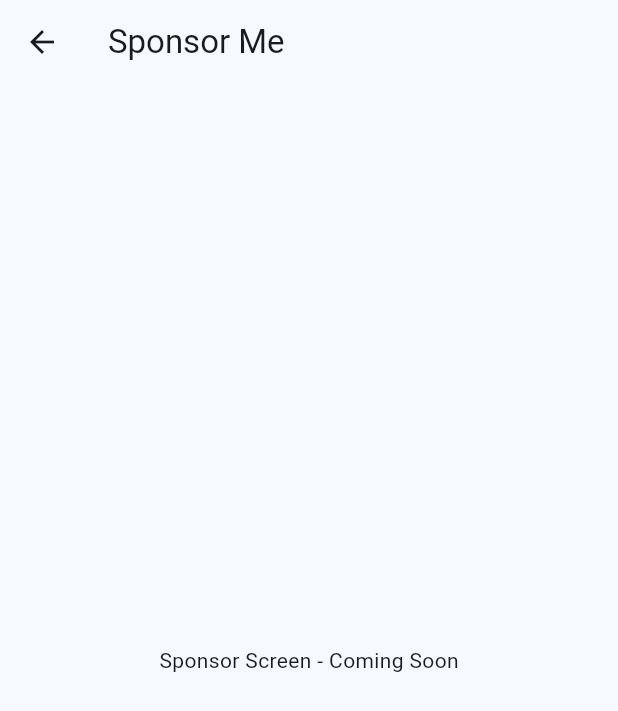
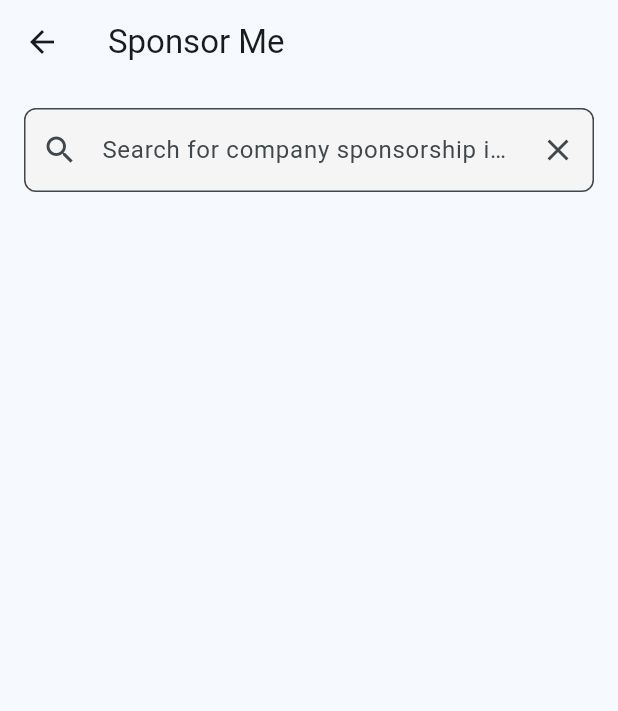
Before and after one commit to SuicaLondon/suica-no-toy-box-flutter, a Flutter app: the SponsorScreen screen opened by its route, on a phone screen of 412 x 824 dp. Shown: the top 711 px of the screen. Run offline on Flutter 3.47's test engine with Material 3 defaults, Android fonts, the light colour scheme and no system bars; drawn by our look-alikes of flutter_form_builder; our stand-ins replace dio, flutter_bloc, form_builder_validators, freezed_annotation, go_router; network calls fail.

Commit message:
feat: complete the UI of the sponsorship company list

```diff
--- a/lib/clients/api_client.dart
+++ b/lib/clients/api_client.dart
@@ -7,7 +7,7 @@ class ApiClient {
     Dio? dio,
   }) : _dio = dio ??
             Dio(BaseOptions(
-              baseUrl: apiUrl,
+              baseUrl: domain,
               connectTimeout: const Duration(seconds: 5),
               receiveTimeout: const Duration(seconds: 3),
             ));
--- /dev/null
+++ b/lib/clients/sponsor/sponsor_client.dart
@@ -0,0 +1,49 @@
+import 'package:dio/dio.dart';
+import 'package:suica_no_toy_box_flutter/clients/api_client.dart';
+import 'package:suica_no_toy_box_flutter/clients/sponsor/sponsor_response.dart';
+import 'package:suica_no_toy_box_flutter/constants/urls.dart';
+
+class SponsorClient extends ApiClient {
+  SponsorClient()
+      : super(
+          dio: Dio(BaseOptions(
+            baseUrl: domain,
+            responseType: ResponseType.json,
+            connectTimeout: const Duration(seconds: 5),
+            receiveTimeout: const Duration(seconds: 3),
+          )),
+        );
+
+  Future<List<Company>> searchCompanies(String companyName) async {
+    final queryParameters = {
+      'name': companyName,
+    };
+    try {
+      final response = await dio.get(
+        '/api/sponsorship',
+        queryParameters: queryParameters,
+      );
+
+      if (response.statusCode == 200) {
+        final data = SponsorResponse.fromJson(response.data);
+        return data.data;
+      } else {
+        throw Exception('Failed to search company ${response.statusCode}');
+      }
+    } catch (e) {
+      rethrow;
+    }
+  }
+
+  Future<CompanyDetail?> getCompanyDetails(String companyId) async {
+    try {
+      final response = await dio.get('/api/sponsorship/$companyId');
+      if (response.statusCode == 200) {
+        return CompanyDetailResponse.fromJson(response.data).data;
+      }
+    } catch (e) {
+      throw Exception('Error getting company details: $e');
+    }
+    return null;
+  }
+}
--- /dev/null
+++ b/lib/clients/sponsor/sponsor_response.dart
@@ -0,0 +1,61 @@
+import 'package:freezed_annotation/freezed_annotation.dart';
+
+part 'sponsor_response.freezed.dart';
+part 'sponsor_response.g.dart';
+
+// TODO: Move it to swagger
+@freezed
+class SponsorResponse with _$SponsorResponse {
+  const factory SponsorResponse({
+    required List<Company> data,
+  }) = _SponsorResponse;
+
+  factory SponsorResponse.fromJson(Map<String, dynamic> json) =>
+      _$SponsorResponseFromJson(json);
+}
+
+@freezed
+class CompanyDetailResponse with _$CompanyDetailResponse {
+  const factory CompanyDetailResponse({
+    required CompanyDetail data,
+  }) = _CompanyDetailResponse;
+
+  factory CompanyDetailResponse.fromJson(Map<String, dynamic> json) =>
+      _$CompanyDetailResponseFromJson(json);
+}
+
+@freezed
+class Company with _$Company {
+  const factory Company({
+    required String id,
+    required String name,
+    required String city,
+    required String county,
+    required String type,
+    required String rate,
+  }) = _Company;
+
+  factory Company.fromJson(Map<String, dynamic> json) =>
+      _$CompanyFromJson(json);
+}
+
+@freezed
+class CompanyDetail with _$CompanyDetail {
+  const factory CompanyDetail({
+    required String id,
+    required String name,
+    required String city,
+    required String county,
+    required String rate,
+    bool? hasUrl,
+    String? url,
+    required String description,
+    required String values,
+    required String businessModel,
+    required String createdAt,
+    required String updatedAt,
+  }) = _CompanyDetail;
+
+  factory CompanyDetail.fromJson(Map<String, dynamic> json) =>
+      _$CompanyDetailFromJson(json);
+}
--- a/lib/clients/translate/translate_client.dart
+++ b/lib/clients/translate/translate_client.dart
@@ -9,7 +9,7 @@ class TranslateClient extends ApiClient {
   TranslateClient()
       : super(
           dio: Dio(BaseOptions(
-            baseUrl: apiUrl,
+            baseUrl: domain,
             responseType: ResponseType.stream,
             connectTimeout: const Duration(seconds: 5),
             receiveTimeout: const Duration(seconds: 3),
@@ -23,7 +23,7 @@ class TranslateClient extends ApiClient {
   }) async {
     try {
       final response = await dio.post(
-        '/translate',
+        '/api/translate',
         data: TranslateRequest(
           sourceLang: sourceLang,
           sourceText: sourceText,
--- a/lib/constants/urls.dart
+++ b/lib/constants/urls.dart
@@ -1 +1 @@
-const String apiUrl = 'https://suica-no-toy-box.vercel.app/api';
+const String domain = 'https://suica-no-toy-box.vercel.app';
--- /dev/null
+++ b/lib/cubits/sponsor/sponsor_state.dart
@@ -0,0 +1,44 @@
+import 'package:freezed_annotation/freezed_annotation.dart';
+import 'package:suica_no_toy_box_flutter/clients/sponsor/sponsor_response.dart';
+
+part 'sponsor_state.freezed.dart';
+
+@freezed
+class SponsorState with _$SponsorState {
+  const factory SponsorState.initial({
+    @Default('') String companyName,
+    @Default([]) List<Company> companies,
+  }) = SponsorInitial;
+
+  const factory SponsorState.fetchCompaniesLoading({
+    required String companyName,
+    required List<Company> companies,
+  }) = FetchCompaniesLoading;
+
+  const factory SponsorState.fetchCompaniesSuccess({
+    required String companyName,
+    required List<Company> companies,
+  }) = FetchCompaniesSuccess;
+
+  const factory SponsorState.fetchCompaniesError({
+    required String error,
+    @Default('') String companyName,
+    @Default([]) List<Company> companies,
+  }) = FetchCompaniesError;
+
+  const factory SponsorState.fetchCompanyDetailsLoading({
+    required String companyName,
+    @Default([]) List<Company> companies,
+  }) = FetchCompanyDetailsLoading;
+
+  const factory SponsorState.fetchCompanyDetailsSuccess({
+    required String companyName,
+    @Default([]) List<Company> companies,
+  }) = FetchCompanyDetailsSuccess;
+
+  const factory SponsorState.fetchCompanyDetailsError({
+    required String error,
+    required String companyName,
+    @Default([]) List<Company> companies,
+  }) = FetchCompanyDetailsError;
+}
--- a/lib/router/router.dart
+++ b/lib/router/router.dart
@@ -1,10 +1,11 @@
 import 'package:flutter_bloc/flutter_bloc.dart';
 import 'package:go_router/go_router.dart';
+import 'package:suica_no_toy_box_flutter/cubits/sponsor/sponsor_cubit.dart';
 import 'package:suica_no_toy_box_flutter/cubits/translate/translate_cubit.dart';
 import 'package:suica_no_toy_box_flutter/screens/dinner_screen.dart';
 import 'package:suica_no_toy_box_flutter/screens/duration_board_screen.dart';
 import 'package:suica_no_toy_box_flutter/screens/home_screen.dart';
-import 'package:suica_no_toy_box_flutter/screens/sponsor_screen.dart';
+import 'package:suica_no_toy_box_flutter/screens/sponsor/sponsor_screen.dart';
 import 'package:suica_no_toy_box_flutter/screens/translate_screen.dart';
 
 final GoRouter routers = GoRouter(
@@ -23,7 +24,10 @@ final GoRouter routers = GoRouter(
     ),
     GoRoute(
       path: '/sponsor',
-      builder: (context, state) => const SponsorScreen(),
+      builder: (context, state) => BlocProvider(
+        create: (context) => SponsorCubit(),
+        child: const SponsorScreen(),
+      ),
     ),
     GoRoute(
       path: '/dinner',
--- /dev/null
+++ b/lib/screens/sponsor/company_list.dart
@@ -0,0 +1,33 @@
+import 'package:flutter/material.dart';
+import 'package:suica_no_toy_box_flutter/clients/sponsor/sponsor_response.dart';
+import 'package:suica_no_toy_box_flutter/constants/dimensions.dart';
+import 'package:suica_no_toy_box_flutter/screens/sponsor/company_card.dart';
+
+class CompanyList extends StatelessWidget {
+  const CompanyList({super.key, required this.companies});
+  final List<Company> companies;
+
+  @override
+  Widget build(BuildContext context) {
+    return ListView.builder(
+      itemCount: companies.length,
+      itemBuilder: (context, index) {
+        final company = companies[index];
+        return Padding(
+          key: ValueKey(company.id),
+          padding: const EdgeInsets.symmetric(vertical: Dimensions.xs),
+          child: CompanyCard(
+            name: company.name,
+            city: company.city,
+            county: company.county,
+            type: company.type,
+            rate: company.rate,
+            onTap: () {
+              debugPrint(company.id);
+            },
+          ),
+        );
+      },
+    );
+  }
+}
--- /dev/null
+++ b/lib/screens/sponsor/sponsor_screen.dart
@@ -0,0 +1,91 @@
+import 'package:flutter/material.dart';
+import 'package:flutter_bloc/flutter_bloc.dart';
+import 'package:flutter_form_builder/flutter_form_builder.dart';
+import 'package:form_builder_validators/form_builder_validators.dart';
+import 'package:suica_no_toy_box_flutter/cubits/sponsor/sponsor_cubit.dart';
+import 'package:suica_no_toy_box_flutter/cubits/sponsor/sponsor_state.dart';
+import 'package:suica_no_toy_box_flutter/screens/sponsor/company_list.dart';
+
+class SponsorScreen extends StatefulWidget {
+  const SponsorScreen({super.key});
+
+  @override
+  State<SponsorScreen> createState() => _SponsorScreenState();
+}
+
+class _SponsorScreenState extends State<SponsorScreen> {
+  final _formKey = GlobalKey<FormBuilderState>();
+
+  void _onSearchSubmitted(String? value) {
+    if (value != null && value.isNotEmpty) {
+      context.read<SponsorCubit>().searchCompany(value);
+    }
+  }
+
+  @override
+  Widget build(BuildContext context) {
+    return Scaffold(
+      appBar: AppBar(
+        leading: const BackButton(),
+        title: const Text('Sponsor Me'),
+      ),
+      body: Padding(
+        padding: const EdgeInsets.all(16.0),
+        child: Column(
+          spacing: 16,
+          crossAxisAlignment: CrossAxisAlignment.start,
+          children: [
+            FormBuilder(
+              key: _formKey,
+              child: FormBuilderTextField(
+                name: 'company_search',
+                decoration: InputDecoration(
+                  hintText:
+                      'Search for company sponsorship information in the UK',
+                  prefixIcon: const Icon(Icons.search),
+                  border: OutlineInputBorder(
+                    borderRadius: BorderRadius.circular(8.0),
+                  ),
+                  filled: true,
+                  fillColor: Colors.grey[100],
+                  suffixIcon: IconButton(
+                    icon: const Icon(Icons.clear),
+                    onPressed: () {
+                      _formKey.currentState?.fields['company_search']?.reset();
+                      context.read<SponsorCubit>().searchCompany('');
+                    },
+                  ),
+                ),
+                validator: FormBuilderValidators.compose([
+                  FormBuilderValidators.required(),
+                  FormBuilderValidators.minLength(2),
+                ]),
+                onSubmitted: _onSearchSubmitted,
+              ),
+            ),
+            Expanded(
+              child: BlocBuilder<SponsorCubit, SponsorState>(
+                builder: (context, state) {
+                  if (state is FetchCompaniesLoading) {
+                    return const Center(
+                      child: CircularProgressIndicator(),
+                    );
+                  }
+                  if (state is FetchCompaniesError) {
+                    return Center(
+                      child: Text(state.error),
+                    );
+                  }
+                  if (state is FetchCompaniesSuccess) {
+                    return CompanyList(companies: state.companies);
+                  }
+                  return const SizedBox.shrink();
+                },
+              ),
+            ),
+          ],
+        ),
+      ),
+    );
+  }
+}
--- a/lib/screens/sponsor_screen.dart
+++ /dev/null
@@ -1,18 +0,0 @@
-import 'package:flutter/material.dart';
-
-class SponsorScreen extends StatelessWidget {
-  const SponsorScreen({super.key});
-
-  @override
-  Widget build(BuildContext context) {
-    return Scaffold(
-      appBar: AppBar(
-        leading: const BackButton(),
-        title: const Text('Sponsor Me'),
-      ),
-      body: const Center(
-        child: Text('Sponsor Screen - Coming Soon'),
-      ),
-    );
-  }
-}
```
Also changed, not shown: lib/cubits/sponsor/sponsor_cubit.dart (added, +40 -0 lines), lib/screens/sponsor/company_card.dart (added, +69 -0 lines), lib/screens/sponsor/company_tag.dart (added, +27 -0 lines), lib/clients/sponsor/sponsor_response.freezed.dart (added), lib/clients/sponsor/sponsor_response.g.dart (added), lib/cubits/sponsor/sponsor_state.freezed.dart (added).
